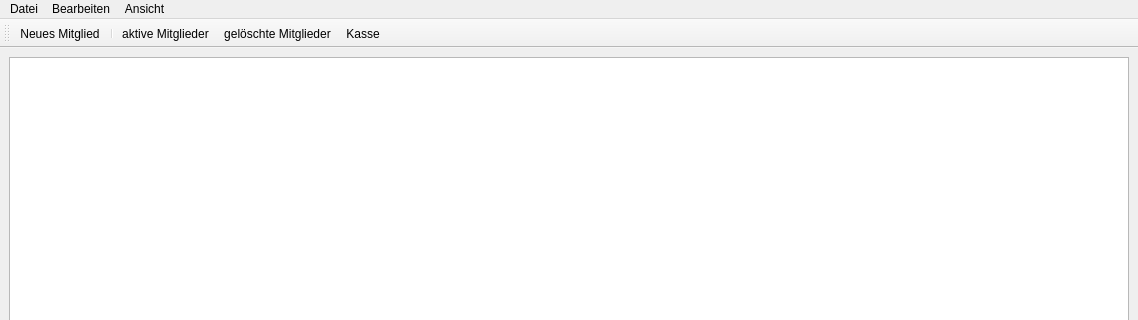
Bjoe/member-manager, file gui-Qt/src/mainWindow.ui: the form before one commit; both pictures show x 0 to 1138 and y 0 to 320 of the 1138 by 745 pixel window.
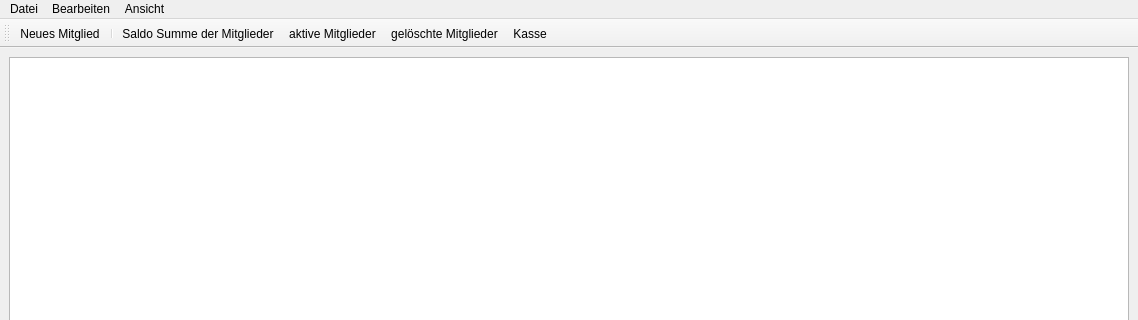
The form after the commit.

Commit message: Einige Todos hinzugefuegt.

Diff of the .ui file:
```diff
--- a/gui-Qt/src/mainWindow.ui
+++ b/gui-Qt/src/mainWindow.ui
@@ -63,6 +63,7 @@
    </attribute>
    <addaction name="actionNewMember"/>
    <addaction name="separator"/>
+   <addaction name="actionSaldoSum"/>
    <addaction name="actionShowMember"/>
    <addaction name="actionShowDeletedMember"/>
    <addaction name="actionShowKassa"/>
@@ -167,6 +168,17 @@
     <string>Mitglieds Daten Ändern</string>
    </property>
   </action>
+  <action name="actionSaldoSum">
+   <property name="checkable">
+    <bool>true</bool>
+   </property>
+   <property name="text">
+    <string>Saldo Summe der Mitglieder</string>
+   </property>
+   <property name="toolTip">
+    <string>Saldo der Mitglieder</string>
+   </property>
+  </action>
  </widget>
  <resources/>
  <connections>
```
Left out of the diff: 1 changed line with no effect on the pictures. The commit also changes 2 other files.
